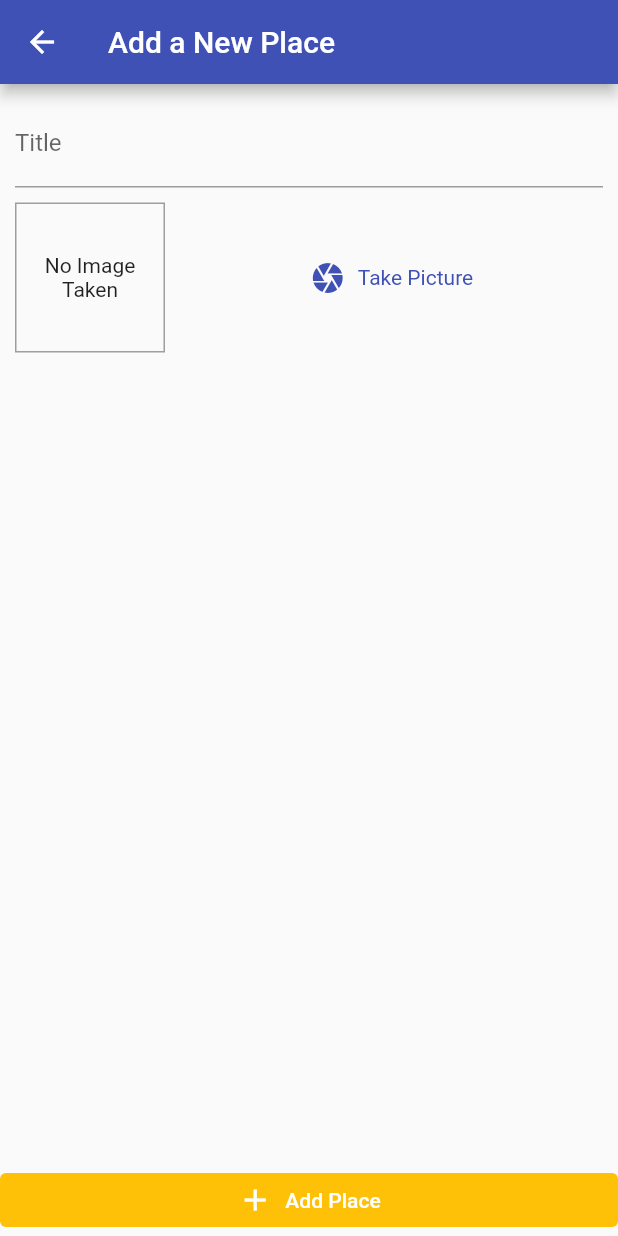
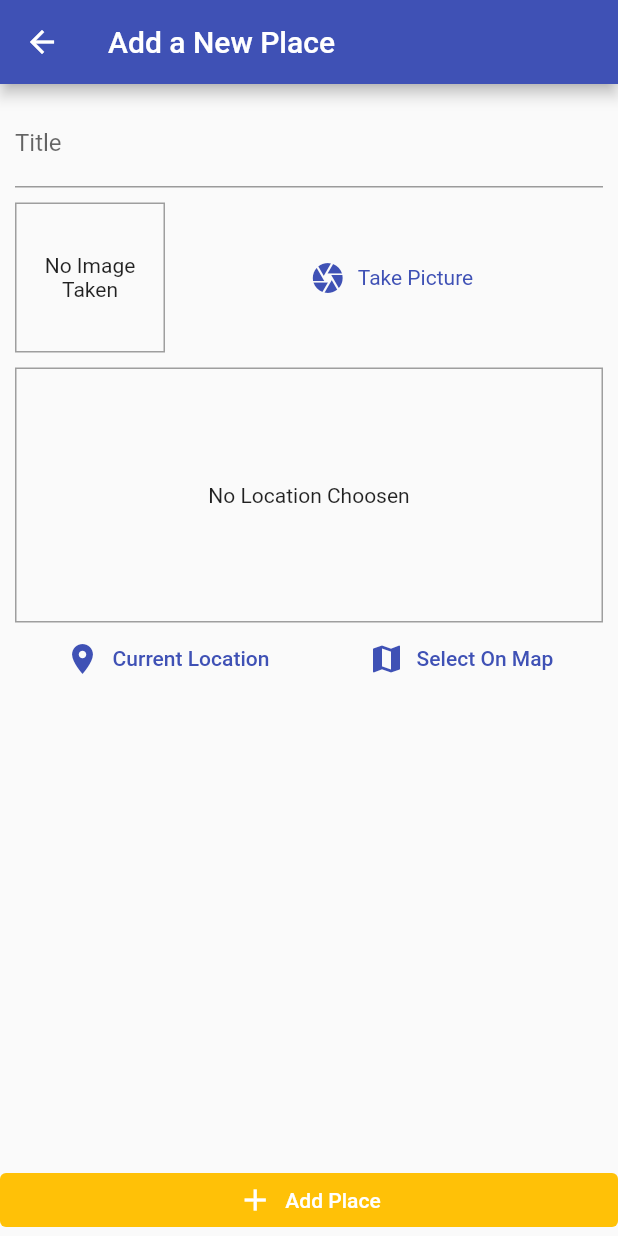
Before and after one commit to tryit4you/native_devices, a Flutter app: the screen it shows after launch, after a tap on the "add" icon, on a phone screen of 412 x 824 dp. Run offline on Flutter 3.47's test engine with Material 2 defaults, Android fonts, the phone set to English and light mode, and no system bars; our stand-ins replace google_maps_flutter, image_picker, location, sqflite; accounts and stored records are empty.

Commit message:
fisnish section 13 working with native device

```diff
--- /dev/null
+++ b/lib/helpers/db_helper.dart
@@ -0,0 +1,25 @@
+import 'package:native_devices/models/place.dart';
+import 'package:sqflite/sqflite.dart' as sql;
+import 'package:path/path.dart' as path;
+import 'package:sqflite/sqlite_api.dart';
+
+class DbHelper {
+  static Future<Database> database() async {
+    final dbPath = await sql.getDatabasesPath();
+    return sql.openDatabase(path.join(dbPath, 'places.db'),
+        onCreate: ((db, version) {
+      return db.execute(
+          'CREATE TABLE user_places (id TEXT PRIMARY KEY, title TEXT, image TEXT,loc_lat REAL,loc_lng REAL,address TEXT)');
+    }), version: 1);
+  }
+
+  static Future<void> insert(String table, Map<String, Object> data) async {
+    final db = await DbHelper.database();
+    db.insert(table, data, conflictAlgorithm: sql.ConflictAlgorithm.replace);
+  }
+
+  static Future<List<Map<String, dynamic>>> getData(String table) async {
+    final db = await DbHelper.database();
+    return db.query(table);
+  }
+}
--- /dev/null
+++ b/lib/helpers/location_helper.dart
@@ -0,0 +1,18 @@
+import 'package:http/http.dart' as http;
+import 'dart:convert';
+
+const GOOGLE_API_KEY = 'AIzaSyDLzNtvNqNgmCfbB-A8C-wI2TDHT_oFqzM';
+
+class LocationHelper {
+  static String generateLocationPrevivewImage(
+      {double latitude, double longitude}) {
+    return 'https://maps.googleapis.com/maps/api/staticmap?center=&$latitude,$longitude&zoom=20&size=600x300&maptype=roadmap&markers=color:red%7Clabel:H%7C$latitude,$longitude&key=$GOOGLE_API_KEY';
+  }
+
+  static Future<String> getPlaceAddress(double lat, double lng) async {
+    final url =
+        'https://maps.googleapis.com/maps/api/geocode/json?latlng=$lat,$lng&key=$GOOGLE_API_KEY';
+    final response = await http.get(Uri.parse(url ));
+    return json.decode(response.body)['results'][0]['formatted_address'];
+  }
+}
--- a/lib/main.dart
+++ b/lib/main.dart
@@ -1,5 +1,6 @@
 import 'package:flutter/material.dart';
 import 'package:native_devices/screens/add_place_screen.dart';
+import 'package:native_devices/screens/place_detail_screen.dart';
 import 'package:native_devices/screens/places_list_screen.dart';
 import 'package:provider/provider.dart';
 import './providers/greate_places.dart';
@@ -17,7 +18,8 @@ class MyApp extends StatelessWidget {
             ThemeData(primarySwatch: Colors.indigo, accentColor: Colors.amber),
         home: PlacesListScreen(),
         routes: {
-          AddPlaceScreen.routeName: ((context) => AddPlaceScreen()),
+          AddPlaceScreen.routedName: ((context) => AddPlaceScreen()),
+          PlaceDetailScreen.routedName: ((context) => PlaceDetailScreen()),
         },
       ),
     );
--- a/lib/models/place.dart
+++ b/lib/models/place.dart
@@ -6,7 +6,7 @@ class PlaceLocation {
   final double latitude;
   final double longitude;
   final String address;
-  PlaceLocation(
+  const PlaceLocation(
       {@required this.latitude,
       @required this.longitude,
       @required this.address});
--- a/lib/providers/greate_places.dart
+++ b/lib/providers/greate_places.dart
@@ -1,6 +1,8 @@
 import 'package:flutter/foundation.dart';
+import 'package:native_devices/helpers/location_helper.dart';
 import '../models/place.dart';
 import 'dart:io';
+import '../helpers/db_helper.dart';
 
 class GreatPlaces with ChangeNotifier {
   List<Place> _items = [];
@@ -9,16 +11,54 @@ class GreatPlaces with ChangeNotifier {
     return [..._items];
   }
 
-  void addPlace(
+  Future<void> addPlace(
     String pickedTitle,
     File pickedImage,
-  ) {
+    PlaceLocation pickedLocation,
+  ) async {
+    String address = await LocationHelper.getPlaceAddress(
+      pickedLocation.latitude,
+      pickedLocation.longitude,
+    );
+    final updatedLocation = PlaceLocation(
+        latitude: pickedLocation.latitude,
+        longitude: pickedLocation.longitude,
+        address: address);
     final newPlace = Place(
         id: DateTime.now().toString(),
         title: pickedTitle,
-        location: null,
+        location: updatedLocation,
         image: pickedImage);
     _items.add(newPlace);
     notifyListeners();
+    DbHelper.insert('user_places', {
+      'id': newPlace.id,
+      'title': newPlace.title,
+      'image': newPlace.image.path,
+      'loc_lat': newPlace.location.latitude,
+      'loc_lng': newPlace.location.longitude,
+      'address': newPlace.location.address
+    });
+  }
+
+  Place findById(String id) {
+    return _items.firstWhere((place) => place.id == id);
+  }
+
+  Future<void> fetchAndSetPlaces() async {
+    final dataList = await DbHelper.getData('user_places');
+    _items = dataList
+        .map((item) => Place(
+            id: item['id'],
+            title: item['title'],
+            location: PlaceLocation(
+              latitude: item['loc_lat'],
+              longitude: item['loc_lng'],
+              address: item['address'],
+            ),
+            image: File(item['image'])))
+        .toList();
+    _items = _items.reversed.toList();
+    notifyListeners();
   }
 }
--- a/lib/screens/add_place_screen.dart
+++ b/lib/screens/add_place_screen.dart
@@ -1,12 +1,14 @@
 import 'dart:io';
 
 import 'package:flutter/material.dart';
+import 'package:native_devices/models/place.dart';
 import 'package:native_devices/providers/greate_places.dart';
 import 'package:native_devices/widgets/image_input.dart';
+import 'package:native_devices/widgets/location_input.dart';
 import 'package:provider/provider.dart';
 
 class AddPlaceScreen extends StatefulWidget {
-  static const routeName = '/add-place';
+  static const routedName = '/add-place';
 
   @override
   State<AddPlaceScreen> createState() => _AddPlaceScreenState();
@@ -15,17 +17,23 @@ class AddPlaceScreen extends StatefulWidget {
 class _AddPlaceScreenState extends State<AddPlaceScreen> {
   final _titleController = TextEditingController();
   File _pickedImage;
-
+  PlaceLocation _pickedLocation;
   void _selectImage(File pickedImage) {
     _pickedImage = pickedImage;
   }
 
+  void _selectPlace(double lat, double lng) {
+    _pickedLocation = PlaceLocation(latitude: lat, longitude: lng);
+  }
+
   void _savePlace() {
-    if (_titleController.text.isEmpty || _pickedImage == null) {
+    if (_titleController.text.isEmpty ||
+        _pickedImage == null ||
+        _pickedLocation == null) {
       return;
     }
     Provider.of<GreatPlaces>(context, listen: false)
-        .addPlace(_titleController.text, _pickedImage);
+        .addPlace(_titleController.text, _pickedImage, _pickedLocation);
     Navigator.of(context).pop();
   }
 
@@ -53,7 +61,11 @@ class _AddPlaceScreenState extends State<AddPlaceScreen> {
                     height: 10.0,
                   ),
                   Container(),
-                  ImageInput(_selectImage)
+                  ImageInput(_selectImage),
+                  const SizedBox(
+                    height: 10,
+                  ),
+                  LocationInput(_selectPlace)
                 ],
               ),
             ),
--- a/lib/screens/places_list_screen.dart
+++ b/lib/screens/places_list_screen.dart
@@ -1,6 +1,7 @@
 import 'package:flutter/material.dart';
 import 'package:native_devices/providers/greate_places.dart';
 import 'package:native_devices/screens/add_place_screen.dart';
+import 'package:native_devices/screens/place_detail_screen.dart';
 import 'package:provider/provider.dart';
 
 class PlacesListScreen extends StatelessWidget {
@@ -12,28 +13,47 @@ class PlacesListScreen extends StatelessWidget {
         actions: [
           IconButton(
               onPressed: () {
-                Navigator.of(context).pushNamed(AddPlaceScreen.routeName);
+                Navigator.of(context).pushNamed(AddPlaceScreen.routedName);
               },
-              icon: Icon(Icons.add))
+              icon: const Icon(Icons.add))
         ],
       ),
-      body: Consumer<GreatPlaces>(
+      body: FutureBuilder(
+        future: Provider.of<GreatPlaces>(context, listen: false)
+            .fetchAndSetPlaces(),
+        builder: (context, snapshot) => snapshot.connectionState ==
+                ConnectionState.waiting
+            ? const Center(
+                child: CircularProgressIndicator(),
+              )
+            : Consumer<GreatPlaces>(
                 builder: (ctx, greatPlaces, ch) => greatPlaces.items.length <= 0
                     ? ch
                     : ListView.builder(
-                itemBuilder: (ctx, i) => ListTile(
+                        itemBuilder: (ctx, i) => Column(
+                          children: [
+                            ListTile(
                               leading: CircleAvatar(
-                    backgroundImage: FileImage(greatPlaces.items[i].image),
+                                backgroundImage:
+                                    FileImage(greatPlaces.items[i].image),
                               ),
                               title: Text(greatPlaces.items[i].title),
-                  onTap: (){
-
+                              subtitle:
+                                  Text(greatPlaces.items[i].location.address),
+                              onTap: () {
+                                Navigator.of(context).pushNamed(
+                                    PlaceDetailScreen.routedName,
+                                    arguments: greatPlaces.items[i].id);
                               },
+                            ),
+                            const Divider()
+                          ],
                         ),
                         itemCount: greatPlaces.items.length,
                       ),
                 child: const Center(
-          child: const Text('Got no places yet, start adding some!'),
+                  child: Text('Got no places yet, start adding some!'),
+                ),
               ),
       ),
     );
--- /dev/null
+++ b/lib/widgets/location_input.dart
@@ -0,0 +1,89 @@
+import 'package:flutter/material.dart';
+import 'package:google_maps_flutter/google_maps_flutter.dart';
+import 'package:location/location.dart';
+import 'package:native_devices/screens/map_screen.dart';
+import '../helpers/location_helper.dart';
+
+class LocationInput extends StatefulWidget {
+  final Function onSelectPlace;
+  const LocationInput(this.onSelectPlace);
+
+  @override
+  State<LocationInput> createState() => _LocationInputState();
+}
+
+class _LocationInputState extends State<LocationInput> {
+  String _previewImageUrl;
+
+  void _showPreview(double lat, double lng) {
+    final staticMapImageUrl = LocationHelper.generateLocationPrevivewImage(
+        latitude: lat, longitude: lng);
+    setState(() {
+      _previewImageUrl = staticMapImageUrl;
+    });
+  }
+
+  Future<void> _getCurrentUserLocation() async {
+    try {
+      final locData = await Location().getLocation();
+      _showPreview(locData.latitude, locData.longitude);
+      widget.onSelectPlace(locData.latitude, locData.longitude);
+    } catch (error) {
+      return;
+    }
+  }
+
+  Future<void> _selectOnMap() async {
+    final selectedLocation = await Navigator.of(context).push<LatLng>(
+      MaterialPageRoute(
+        fullscreenDialog: true,
+        builder: (ctx) => MapScreen(
+          isSelecting: true,
+        ),
+      ),
+    );
+    if (selectedLocation == null) {
+      return;
+    }
+    _showPreview(selectedLocation.latitude, selectedLocation.longitude);
+    widget.onSelectPlace(selectedLocation.latitude, selectedLocation.longitude);
+  }
+
+  @override
+  Widget build(BuildContext context) {
+    return Column(
+      children: [
+        Container(
+          height: 170,
+          width: double.infinity,
+          decoration:
+              BoxDecoration(border: Border.all(width: 1, color: Colors.grey)),
+          child: _previewImageUrl == null
+              ? const Center(
+                  child: Text(
+                    'No Location Choosen',
+                  ),
+                )
+              : Image.network(
+                  _previewImageUrl,
+                  fit: BoxFit.cover,
+                  width: double.infinity,
+                ),
+        ),
+        Row(
+          mainAxisAlignment: MainAxisAlignment.spaceAround,
+          children: [
+            TextButton.icon(
+                icon: const Icon(Icons.location_on),
+                onPressed: _getCurrentUserLocation,
+                label: const Text('Current Location')),
+            TextButton.icon(
+                icon: const Icon(Icons.map),
+                onPressed: _selectOnMap,
+                label: const Text('Select On Map'))
+          ],
+        )
+      ],
+    );
+  }
+}
--- a/pubspec.yaml
+++ b/pubspec.yaml
@@ -18,7 +18,7 @@ publish_to: 'none' # Remove this line if you wish to publish to pub.dev
 version: 1.0.0+1
 
 environment:
-  sdk: ">=2.1.0 <3.0.0"
+  sdk: ">=2.2.0 <3.0.0"
 
 # Dependencies specify other packages that your package needs in order to work.
 # To automatically upgrade your package dependencies to the latest versions
@@ -38,6 +38,10 @@ dependencies:
   image_picker: ^0.8.5+3
   path_provider: ^2.0.11
   path: ^1.8.1
+  sqflite: ^2.0.3+1
+  location: ^4.4.0
+  google_maps_flutter: ^2.2.1
+  http: ^0.13.5
 
 dev_dependencies:
   flutter_test:
```
Also changed, not shown: lib/screens/map_screen.dart (added, +66 -0 lines), lib/screens/place_detail_screen.dart (+59 -0 lines), pubspec.lock, 5 other files. Lines whose indentation alone changed are shown as unchanged.
